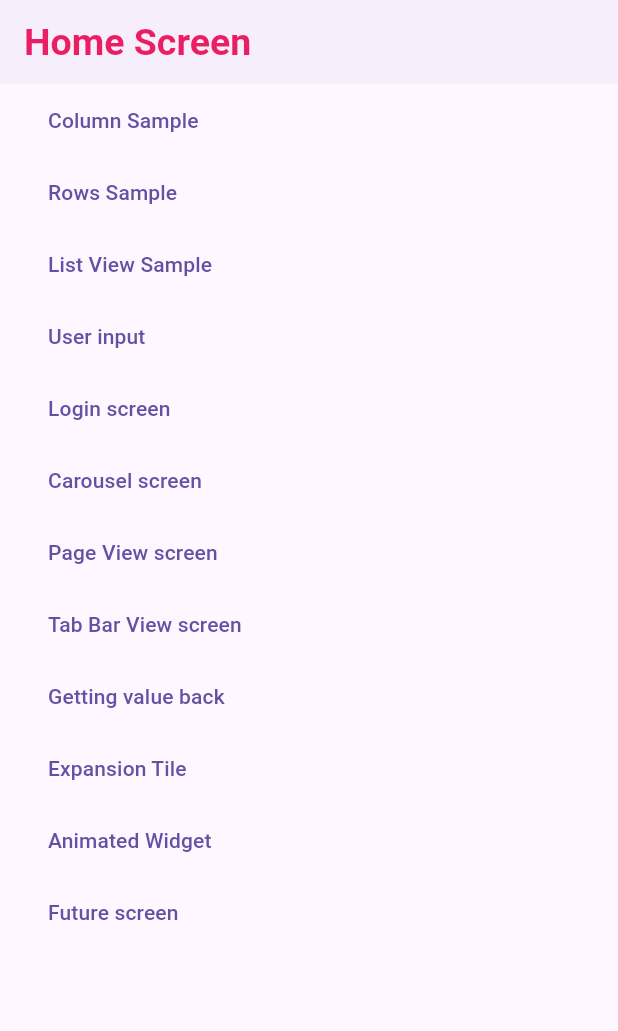
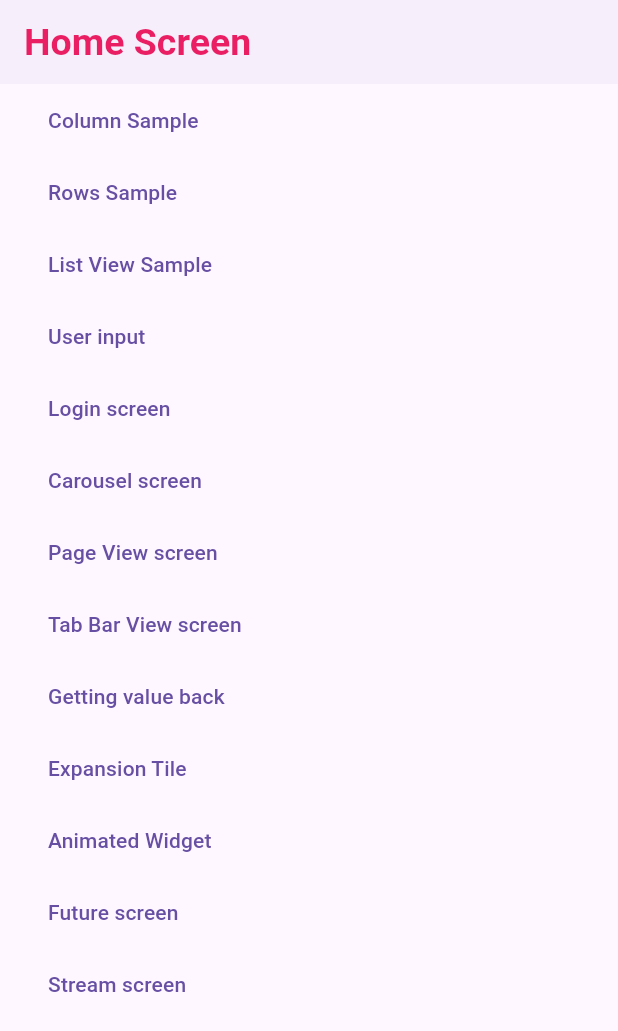
Before and after one commit to Odinachi/SCA-playground, a Flutter app: the screen it shows after launch, on a phone screen of 412 x 824 dp. Shown: the top 1031 px of the screen. Run offline on Flutter 3.47's test engine with Material 3 defaults, Android fonts, the phone set to English and light mode, and no system bars; our stand-ins replace cached_network_image, carousel_slider, flutter_svg; missing offline and left inert: word_generator.

Commit message:
stream builder

```diff
--- a/lib/features/future/future_screen.dart
+++ b/lib/features/future/future_screen.dart
@@ -45,8 +45,6 @@ class _FutureScreenState extends State<FutureScreen> {
     );
   }
 
-  void dummyAsync() async {}
-
   Future<String> _fetchWordsAsync() async {
     await Future.delayed(const Duration(seconds: 10), () {
       print("10 seconds elapsed");
--- a/lib/features/home/home_screen.dart
+++ b/lib/features/home/home_screen.dart
@@ -149,6 +149,15 @@ class HomeScreen extends StatelessWidget {
                 },
                 child: const Text("Future screen"),
               ),
+              TextButton(
+                onPressed: () {
+                  Navigator.pushNamed(
+                    context,
+                    AppRouteStrings.streamScreen,
+                  );
+                },
+                child: const Text("Stream screen"),
+              ),
             ],
           ),
         ),
--- a/lib/features/navigation/route_strings.dart
+++ b/lib/features/navigation/route_strings.dart
@@ -11,4 +11,5 @@ class AppRouteStrings {
   static const String expansionTileScreen = "/expansion_tile_screen";
   static const String animatedWidgetScreen = "/animated_widget_screen";
   static const String futureScreen = "/future_screen";
+  static const String streamScreen = "/stream_screen";
 }
--- a/lib/features/navigation/router.dart
+++ b/lib/features/navigation/router.dart
@@ -7,6 +7,7 @@ import 'package:secondapp/features/future/future_screen.dart';
 import 'package:secondapp/features/home/home_screen.dart';
 import 'package:secondapp/features/login/login_screen.dart';
 import 'package:secondapp/features/manual_input/manual_input.dart';
+import 'package:secondapp/features/stream/stream_screen.dart';
 import 'package:secondapp/features/user_input/user_input_screen.dart';
 
 import '../animated_widgets/animated_widget_screen.dart';
@@ -46,6 +47,8 @@ class AppRouter {
         return CupertinoPageRoute(builder: (_) => const AnimatedWidgetScreen());
       case AppRouteStrings.futureScreen:
         return CupertinoPageRoute(builder: (_) => const FutureScreen());
+      case AppRouteStrings.streamScreen:
+        return CupertinoPageRoute(builder: (_) => const StreamScreen());
       default:
         return CupertinoPageRoute(builder: (_) => const SizedBox());
     }
```
Also changed, not shown: lib/features/stream/stream_screen.dart (added, +49 -0 lines).
